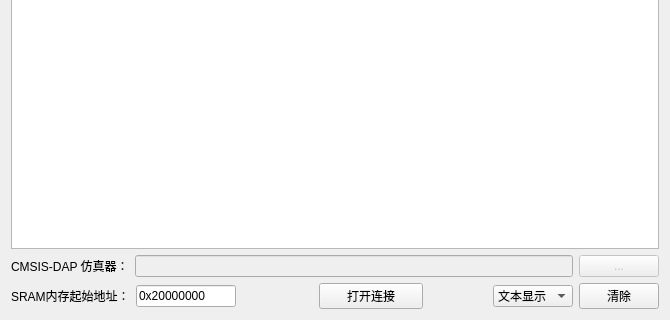
XIVN1987/DRTTView, file RTTView.ui: the form before one commit; both pictures show x 0 to 670 and y 160 to 480 of the 670 by 480 pixel window.
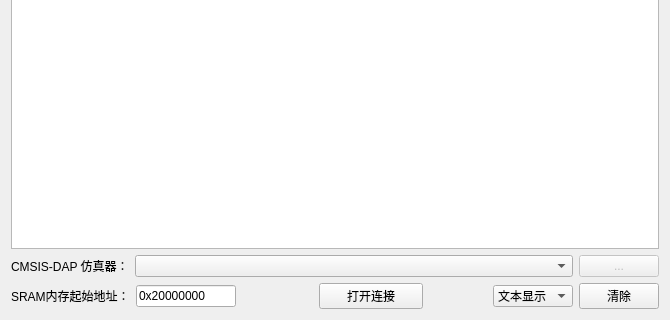
The form after the commit. Icons and pictures are not drawn.

Patch:
```diff
--- a/RTTView.ui
+++ b/RTTView.ui
@@ -51,9 +51,12 @@
       </widget>
      </item>
      <item>
-      <widget class="QLineEdit" name="linDAP">
-       <property name="enabled">
-        <bool>false</bool>
+      <widget class="QComboBox" name="cmbDAP">
+       <property name="sizePolicy">
+        <sizepolicy hsizetype="Expanding" vsizetype="Fixed">
+         <horstretch>0</horstretch>
+         <verstretch>0</verstretch>
+        </sizepolicy>
        </property>
       </widget>
      </item>
```
Left out of the diff: 4 changed lines with no effect on the pictures.
